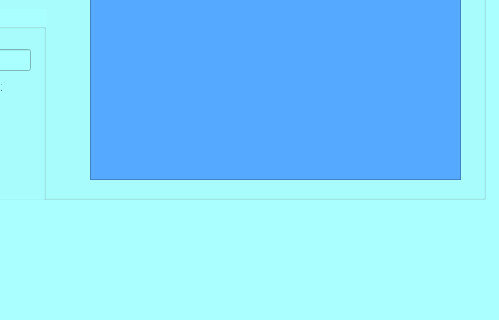
Before: the Qt Designer form MorseTrain.ui in reuterl/KG7IFO_CWTrainer--Fist_Analyzer_UI, drawn with Qt 5; both pictures show x 365 to 864 and y 381 to 701 of the 864 by 701 pixel window.
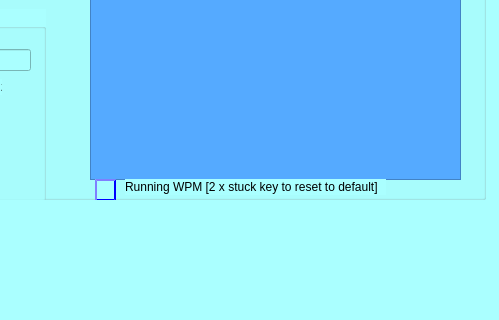
After: the same form once the commit is applied. Icons and pictures are not drawn.

Commit message: add message F1, uploadRunningWPM and GUI display for running WPM

Diff of the .ui file:
```diff
--- a/MorseTrain.ui
+++ b/MorseTrain.ui
@@ -390,6 +390,34 @@
       <string>Load Session</string>
      </property>
     </widget>
+    <widget class="QLineEdit" name="lineEditRunningWPM">
+     <property name="geometry">
+      <rect>
+       <x>420</x>
+       <y>280</y>
+       <width>21</width>
+       <height>22</height>
+      </rect>
+     </property>
+     <property name="styleSheet">
+      <string notr="true">border-style: outset;
+border-width: 2px;
+border-color: blue;</string>
+     </property>
+    </widget>
+    <widget class="QLabel" name="labelRunningWPM">
+     <property name="geometry">
+      <rect>
+       <x>450</x>
+       <y>280</y>
+       <width>261</width>
+       <height>16</height>
+      </rect>
+     </property>
+     <property name="text">
+      <string>Running WPM [2 x stuck key to reset to default]</string>
+     </property>
+    </widget>
    </widget>
    <widget class="QGroupBox" name="groupBox">
     <property name="geometry">
```
The commit also changes 2 other files.
